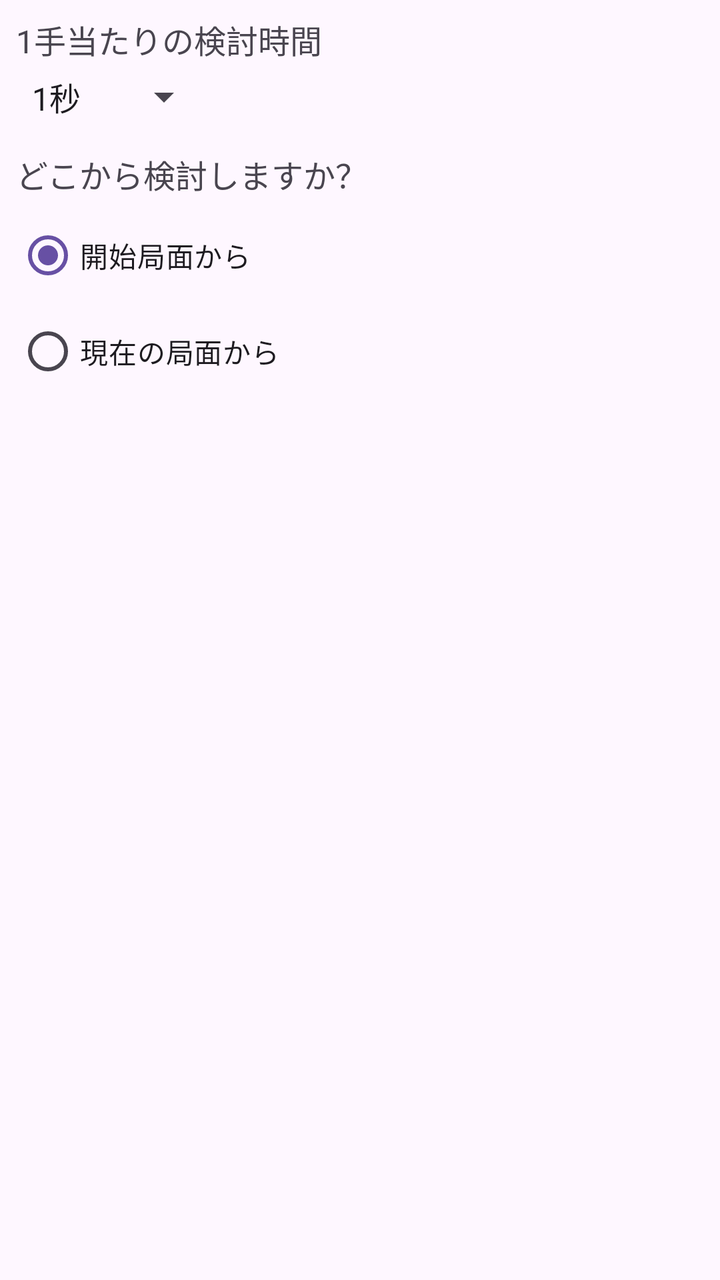
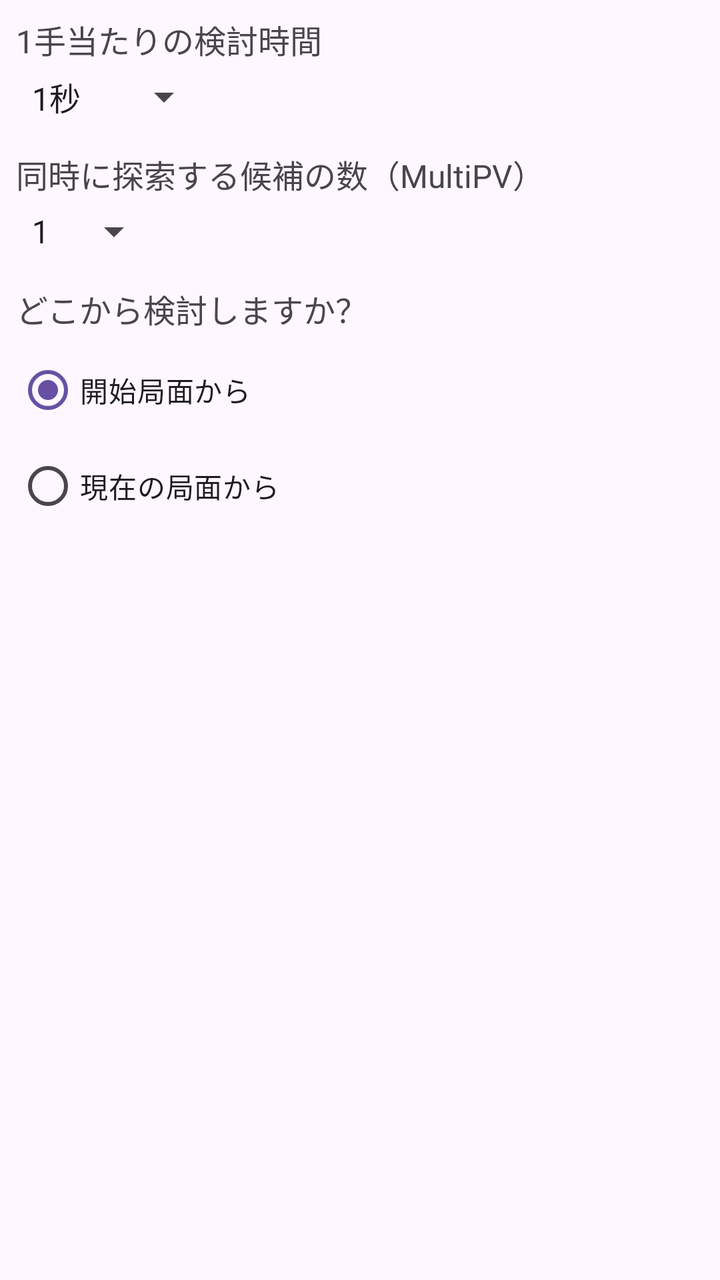

An Android layout rendered at two revisions. The XML below is the earlier revision; the diff shows what the commit changed to produce the second picture.
<!-- AndroidManifest.xml: application theme Theme.Androshogi -->
<!-- res/layout/dialog_engine_parameters.xml -->
<?xml version="1.0" encoding="utf-8"?>
<LinearLayout xmlns:android="http://schemas.android.com/apk/res/android"
    android:layout_width="match_parent"
    android:layout_height="wrap_content"
    android:layout_margin="1dp"
    android:padding="8dp"
    android:orientation="vertical">

    
    <TextView
        android:layout_width="wrap_content"
        android:layout_height="wrap_content"
        android:text="1手当たりの検討時間"
        android:textSize="16sp"
        android:layout_marginBottom="5dp" />
    <Spinner
        android:layout_width="wrap_content"
        android:layout_height="wrap_content"
        android:id="@+id/consider_time_spinner"
        android:entries="@array/consider_time_choices"/>

    
    <TextView
        android:layout_width="wrap_content"
        android:layout_height="wrap_content"
        android:text="どこから検討しますか？"
        android:textSize="16sp"
        android:layout_marginTop="15dp"
        android:layout_marginBottom="5dp" />

    <RadioGroup
        android:id="@+id/radio_group_start_position"
        android:layout_width="wrap_content"
        android:layout_height="wrap_content">
        <RadioButton
            android:id="@+id/radio_beginning"
            android:layout_width="wrap_content"
            android:layout_height="wrap_content"
            android:text="開始局面から"
            android:checked="true" />
        <RadioButton
            android:id="@+id/radio_current_board"
            android:layout_width="wrap_content"
            android:layout_height="wrap_content"
            android:text="現在の局面から" />
    </RadioGroup>
</LinearLayout>
<!-- resources referenced by this layout -->
<resources>
  <string-array name="consider_time_choices">
          <item>1秒</item>
          <item>2秒</item>
          <item>3秒</item>
          <item>5秒</item>
          <item>10秒</item>
      </string-array>
  <style name="Theme.Androshogi" parent="Base.Theme.Androshogi" />
  <style name="Base.Theme.Androshogi" parent="Theme.Material3.DayNight.NoActionBar">
          <item name="colorPrimary">@color/theme_light_primary</item>
          <item name="colorOnPrimary">@color/theme_light_on_primary</item>
      </style>
  <color name="theme_light_primary">#ff6750a4</color>
  <color name="theme_light_on_primary">#ffffffff</color>
</resources>

<!-- the commit's change to res/layout/dialog_engine_parameters.xml (unified diff, before → after) -->
@@ -18,6 +18,20 @@
         android:layout_height="wrap_content"
         android:id="@+id/consider_time_spinner"
         android:entries="@array/consider_time_choices"/>
+
+    
+    <TextView
+        android:layout_width="wrap_content"
+        android:layout_height="wrap_content"
+        android:text="@string/analysis_multipv_title"
+        android:textSize="16sp"
+        android:layout_marginTop="15dp"
+        android:layout_marginBottom="5dp" />
+    <Spinner
+        android:id="@+id/consider_multipv_spinner"
+        android:layout_width="wrap_content"
+        android:layout_height="wrap_content"
+        android:entries="@array/multipv_entries"/>
 
     
     <TextView
<!-- resource entries referenced after the edit -->
@@ -7,6 +7,14 @@
           <item>5秒</item>
           <item>10秒</item>
       </string-array>
+  <string-array name="multipv_entries">
+          <item>1</item>
+          <item>2</item>
+          <item>3</item>
+          <item>4</item>
+          <item>5</item>
+      </string-array>
+  <string name="analysis_multipv_title">同時に探索する候補の数（MultiPV）</string>
   <style name="Theme.Androshogi" parent="Base.Theme.Androshogi" />
   <style name="Base.Theme.Androshogi" parent="Theme.Material3.DayNight.NoActionBar">
           <item name="colorPrimary">@color/theme_light_primary</item>
